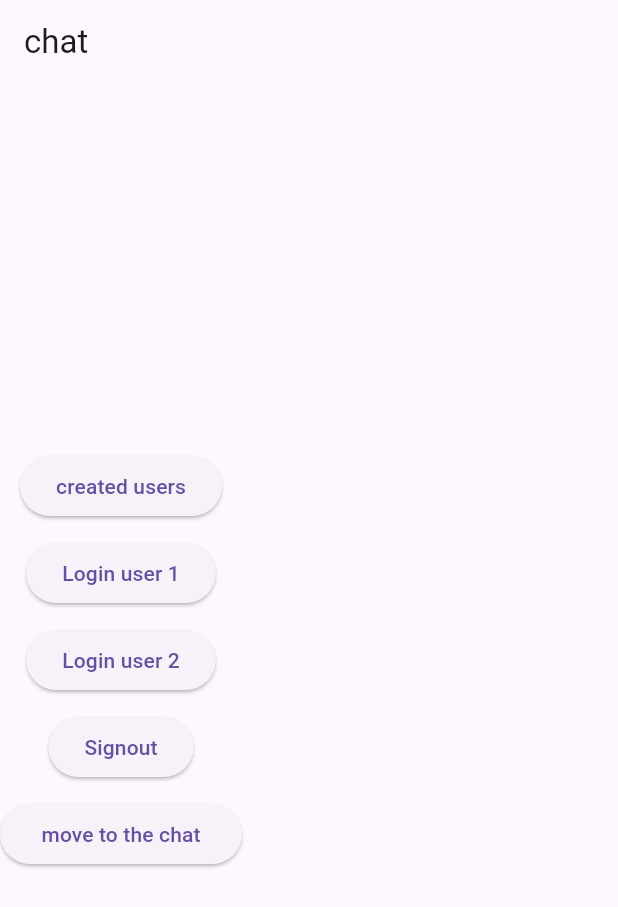
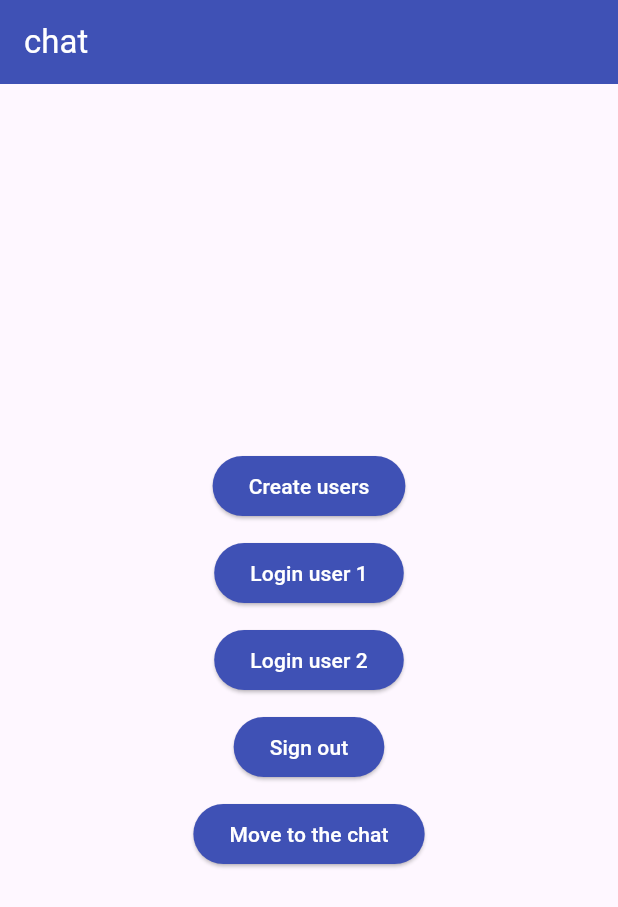
Before and after one commit to mohamadalnabhan/chatapp_supabase, a Flutter app: the screen it shows after launch, on a phone screen of 412 x 824 dp. Shown: the top 907 px of the screen. Run offline on Flutter 3.47's test engine with Material 3 defaults, Android fonts, the phone set to English and light mode, and no system bars; our stand-ins replace get, supabase_flutter; accounts and stored records are empty.

Commit message:
fourth commit

```diff
--- a/lib/view/chat_bubble.dart
+++ b/lib/view/chat_bubble.dart
@@ -9,7 +9,7 @@ class ChatBubble extends StatelessWidget {
 
   @override
   Widget build(BuildContext context) {
-    final chatContent = [
+    var chatContent = [
       const SizedBox(width: 12),
       Flexible(
         child: Container(
@@ -28,6 +28,9 @@ class ChatBubble extends StatelessWidget {
       ),
          const SizedBox(width: 60),
     ];
+    if(message.is_mine){
+      chatContent = chatContent.reversed.toList();
+    }
 
     return Padding(padding: EdgeInsets.symmetric(vertical: 8 ,horizontal: 12),
     child: Row(
--- a/lib/view/chat_page.dart
+++ b/lib/view/chat_page.dart
@@ -47,7 +47,7 @@ class _ChatPageState extends State<ChatPage> {
 
   Widget build(BuildContext context) {
     return Scaffold(
-      appBar: AppBar(title: Text('chat'), centerTitle: true),
+      appBar: AppBar(title: Text('chat',style: TextStyle(color: Colors.white),), centerTitle: true , backgroundColor: Colors.indigo,),
       body: StreamBuilder<List<Message>>(
         stream: _controller.getMessages(),
         builder: (context, snapshot) {
--- a/lib/view/home.dart
+++ b/lib/view/home.dart
@@ -1,7 +1,6 @@
 import 'package:chatapp_supabase/controller/app_service.dart';
 import 'package:flutter/material.dart';
 import 'package:get/get.dart';
-import 'package:get/get_core/src/get_main.dart';
 
 class Home extends StatefulWidget {
   const Home({super.key});
@@ -13,48 +12,76 @@ class Home extends StatefulWidget {
 class _HomeState extends State<Home> {
   final _controller = Get.find<AppService>();
 
-
-
+  @override
   Widget build(BuildContext context) {
     return Scaffold(
       appBar: AppBar(
+        backgroundColor: Colors.indigo, // AppBar color
         title: Text(
           _controller.isAuthentificated()
               ? _controller.getCurrentUserEmail()
-              : "chat",
+              : "chat",style: TextStyle(color: Colors.white),
         ),
       ),
-      body: Column(
+      body: Center(
+        child: Column(
           mainAxisAlignment: MainAxisAlignment.center,
+          crossAxisAlignment: CrossAxisAlignment.center,
           children: [
-          ElevatedButton(onPressed: (){
+            ElevatedButton(
+              style: ElevatedButton.styleFrom(
+                backgroundColor: Colors.indigo, // Button color
+              ),
+              onPressed: () {
                 _controller.createUsers();
                 print('done');
-          }, child:Text( "created users")
+              },
+              child: Text("Create users", style: TextStyle(color: Colors.white),),
             ),
-          const SizedBox(height: 10,),
-          ElevatedButton(onPressed: (){
+            const SizedBox(height: 10),
+            ElevatedButton(
+              style: ElevatedButton.styleFrom(
+                backgroundColor: Colors.indigo,
+              ),
+              onPressed: () {
                 _controller.signIn(1);
                 print("done");
-          }, child:Text( "Login user 1")
+              },
+              child: Text("Login user 1"  ,style: TextStyle(color: Colors.white),),
             ),
-          const SizedBox(height: 10,),
-          ElevatedButton(onPressed: (){
+            const SizedBox(height: 10),
+            ElevatedButton(
+              style: ElevatedButton.styleFrom(
+                backgroundColor: Colors.indigo,
+              ),
+              onPressed: () {
                 _controller.signIn(2);
-            print("login 2" );
-          }, child:Text( "Login user 2")
+                print("login 2");
+              },
+              child: Text("Login user 2",style: TextStyle(color: Colors.white),),
             ),
-          const SizedBox(height: 10,)
-          ,ElevatedButton(onPressed: (){
+            const SizedBox(height: 10),
+            ElevatedButton(
+              style: ElevatedButton.styleFrom(
+                backgroundColor: Colors.indigo,
+              ),
+              onPressed: () {
                 _controller.signOut();
-          }, child:Text( "Signout")
+              },
+              child: Text("Sign out",style: TextStyle(color: Colors.white),),
             ),
-          const SizedBox(height: 10,)
-           ,ElevatedButton(onPressed: (){
+            const SizedBox(height: 10),
+            ElevatedButton(
+              style: ElevatedButton.styleFrom(
+                backgroundColor: Colors.indigo,
+              ),
+              onPressed: () {
                 Get.toNamed('/chatpage');
-          }, child:Text( " move to the chat ")
-          )
+              },
+              child: Text("Move to the chat",style: TextStyle(color: Colors.white),),
+            ),
           ],
+        ),
       ),
     );
   }
```
Also changed, not shown: lib/controller/app_service.dart (+20 -5 lines), lib/view/mark_as_read.dart (added, +50 -0 lines). Lines whose indentation alone changed are shown as unchanged.
